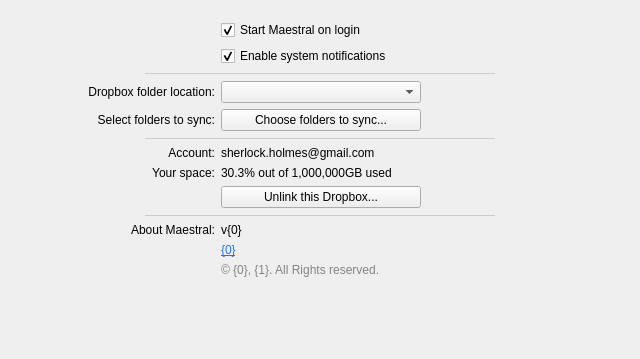
Old version of the form maestral/gui/settings.ui in the repository samschott/maestral.
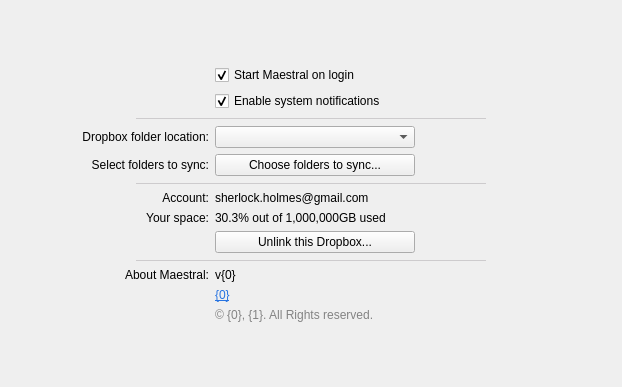
New version of the form.

```diff
--- a/maestral/gui/settings.ui
+++ b/maestral/gui/settings.ui
@@ -6,8 +6,8 @@
    <rect>
     <x>0</x>
     <y>0</y>
-    <width>640</width>
-    <height>359</height>
+    <width>622</width>
+    <height>387</height>
    </rect>
   </property>
   <property name="windowTitle">
@@ -20,7 +20,33 @@
    <property name="bottomMargin">
     <number>20</number>
    </property>
-   <item row="11" column="0">
+   <item row="5" column="0">
+    <widget class="QLabel" name="label_10">
+     <property name="text">
+      <string>Select folders to sync:</string>
+     </property>
+     <property name="alignment">
+      <set>Qt::AlignRight|Qt::AlignTrailing|Qt::AlignVCenter</set>
+     </property>
+    </widget>
+   </item>
+   <item row="4" column="1" alignment="Qt::AlignLeft">
+    <widget class="QComboBox" name="comboBoxDropboxPath">
+     <property name="minimumSize">
+      <size>
+       <width>200</width>
+       <height>0</height>
+      </size>
+     </property>
+     <property name="maximumSize">
+      <size>
+       <width>200</width>
+       <height>16777215</height>
+      </size>
+     </property>
+    </widget>
+   </item>
+   <item row="12" column="0">
     <widget class="QLabel" name="label_4">
      <property name="text">
       <string/>
@@ -30,7 +56,7 @@
      </property>
     </widget>
    </item>
-   <item row="3" column="0">
+   <item row="4" column="0">
     <widget class="QLabel" name="label_9">
      <property name="text">
       <string>Dropbox folder location:</string>
@@ -40,40 +66,24 @@
      </property>
     </widget>
    </item>
-   <item row="8" column="1">
+   <item row="9" column="1">
     <widget class="QLabel" name="labelAccountEmail">
      <property name="text">
       <string>sherlock.holmes@gmail.com</string>
      </property>
     </widget>
    </item>
-   <item row="4" column="0">
-    <widget class="QLabel" name="label_10">
+   <item row="10" column="0">
+    <widget class="QLabel" name="labelSpaceUsage1">
      <property name="text">
-      <string>Select folders to sync:</string>
+      <string>Your space:</string>
      </property>
      <property name="alignment">
       <set>Qt::AlignRight|Qt::AlignTrailing|Qt::AlignVCenter</set>
      </property>
     </widget>
    </item>
-   <item row="3" column="1" alignment="Qt::AlignLeft">
-    <widget class="QComboBox" name="comboBoxDropboxPath">
-     <property name="minimumSize">
-      <size>
-       <width>200</width>
-       <height>0</height>
-      </size>
-     </property>
-     <property name="maximumSize">
-      <size>
-       <width>200</width>
-       <height>16777215</height>
-      </size>
-     </property>
-    </widget>
-   </item>
-   <item row="7" column="0" colspan="2" alignment="Qt::AlignHCenter">
+   <item row="8" column="0" colspan="2" alignment="Qt::AlignHCenter">
     <widget class="Line" name="line_1">
      <property name="minimumSize">
       <size>
@@ -98,7 +108,32 @@
      </property>
     </widget>
    </item>
-   <item row="4" column="1" alignment="Qt::AlignLeft">
+   <item row="20" column="0" colspan="2" alignment="Qt::AlignHCenter">
+    <widget class="Line" name="line_2">
+     <property name="minimumSize">
+      <size>
+       <width>350</width>
+       <height>0</height>
+      </size>
+     </property>
+     <property name="maximumSize">
+      <size>
+       <width>400</width>
+       <height>16777215</height>
+      </size>
+     </property>
+     <property name="styleSheet">
+      <string notr="true">color: rgb(205, 203, 205)</string>
+     </property>
+     <property name="frameShadow">
+      <enum>QFrame::Plain</enum>
+     </property>
+     <property name="orientation">
+      <enum>Qt::Horizontal</enum>
+     </property>
+    </widget>
+   </item>
+   <item row="5" column="1" alignment="Qt::AlignLeft">
     <widget class="QPushButton" name="pushButtonExcludedFolders">
      <property name="minimumSize">
       <size>
@@ -117,32 +152,7 @@
      </property>
     </widget>
    </item>
-   <item row="19" column="0" colspan="2" alignment="Qt::AlignHCenter">
-    <widget class="Line" name="line_2">
-     <property name="minimumSize">
-      <size>
-       <width>350</width>
-       <height>0</height>
-      </size>
-     </property>
-     <property name="maximumSize">
-      <size>
-       <width>400</width>
-       <height>16777215</height>
-      </size>
-     </property>
-     <property name="styleSheet">
-      <string notr="true">color: rgb(205, 203, 205)</string>
-     </property>
-     <property name="frameShadow">
-      <enum>QFrame::Plain</enum>
-     </property>
-     <property name="orientation">
-      <enum>Qt::Horizontal</enum>
-     </property>
-    </widget>
-   </item>
-   <item row="11" column="1" alignment="Qt::AlignLeft">
+   <item row="12" column="1" alignment="Qt::AlignLeft">
     <widget class="QPushButton" name="pushButtonUnlink">
      <property name="minimumSize">
       <size>
@@ -155,7 +165,7 @@
      </property>
     </widget>
    </item>
-   <item row="20" column="0">
+   <item row="21" column="0">
     <widget class="QLabel" name="label">
      <property name="text">
       <string>About Maestral:</string>
@@ -165,17 +175,7 @@
      </property>
     </widget>
    </item>
-   <item row="9" column="0">
-    <widget class="QLabel" name="labelSpaceUsage1">
-     <property name="text">
-      <string>Your space:</string>
-     </property>
-     <property name="alignment">
-      <set>Qt::AlignRight|Qt::AlignTrailing|Qt::AlignVCenter</set>
-     </property>
-    </widget>
-   </item>
-   <item row="2" column="0" colspan="2" alignment="Qt::AlignHCenter">
+   <item row="3" column="0" colspan="2" alignment="Qt::AlignHCenter">
     <widget class="Line" name="line_0">
      <property name="minimumSize">
       <size>
@@ -200,7 +200,7 @@
      </property>
     </widget>
    </item>
-   <item row="0" column="1">
+   <item row="1" column="1">
     <widget class="QCheckBox" name="checkBoxStartup">
      <property name="text">
       <string>Start Maestral on login</string>
@@ -210,14 +210,14 @@
      </property>
     </widget>
    </item>
-   <item row="9" column="1">
+   <item row="10" column="1">
     <widget class="QLabel" name="labelSpaceUsage2">
      <property name="text">
       <string>30.3% out of 1,000,000GB used</string>
      </property>
     </widget>
    </item>
-   <item row="20" column="1">
+   <item row="21" column="1">
     <widget class="QLabel" name="labelVersion">
      <property name="text">
       <string>&lt;html&gt;&lt;head/&gt;&lt;body&gt;&lt;p&gt;v{0}&lt;/p&gt;&lt;/body&gt;&lt;/html&gt;</string>
@@ -230,7 +230,7 @@
      </property>
     </widget>
    </item>
-   <item row="8" column="0">
+   <item row="9" column="0">
     <widget class="QLabel" name="label_3">
      <property name="text">
       <string>Account:</string>
@@ -240,7 +240,7 @@
      </property>
     </widget>
    </item>
-   <item row="1" column="1">
+   <item row="2" column="1">
     <widget class="QCheckBox" name="checkBoxNotifications">
      <property name="text">
       <string>Enable system notifications</string>
@@ -250,7 +250,7 @@
      </property>
     </widget>
    </item>
-   <item row="23" column="0" colspan="2">
+   <item row="24" column="0" colspan="2">
     <spacer name="verticalSpacer">
      <property name="orientation">
       <enum>Qt::Vertical</enum>
@@ -263,7 +263,7 @@
      </property>
     </spacer>
    </item>
-   <item row="21" column="1">
+   <item row="22" column="1">
     <widget class="QLabel" name="labelUrl">
      <property name="text">
       <string>&lt;html&gt;&lt;head/&gt;&lt;body&gt;&lt;p&gt;&lt;a href=&quot;{0}&quot;&gt;&lt;span style=&quot; text-decoration: underline; color:#2874e1;&quot;&gt;{0}&lt;/span&gt;&lt;/a&gt;&lt;/p&gt;&lt;/body&gt;&lt;/html&gt;</string>
@@ -273,13 +273,26 @@
      </property>
     </widget>
    </item>
-   <item row="22" column="1">
+   <item row="23" column="1">
     <widget class="QLabel" name="labelCopyright">
      <property name="text">
       <string>&lt;html&gt;&lt;head/&gt;&lt;body&gt;&lt;p&gt;&lt;span style=&quot; color:#838383;&quot;&gt;© {0}, {1}. All Rights reserved.&lt;/span&gt;&lt;/p&gt;&lt;/body&gt;&lt;/html&gt;</string>
      </property>
     </widget>
    </item>
+   <item row="0" column="0" colspan="2">
+    <spacer name="verticalSpacer_2">
+     <property name="orientation">
+      <enum>Qt::Vertical</enum>
+     </property>
+     <property name="sizeHint" stdset="0">
+      <size>
+       <width>20</width>
+       <height>0</height>
+      </size>
+     </property>
+    </spacer>
+   </item>
   </layout>
  </widget>
  <tabstops>
```
